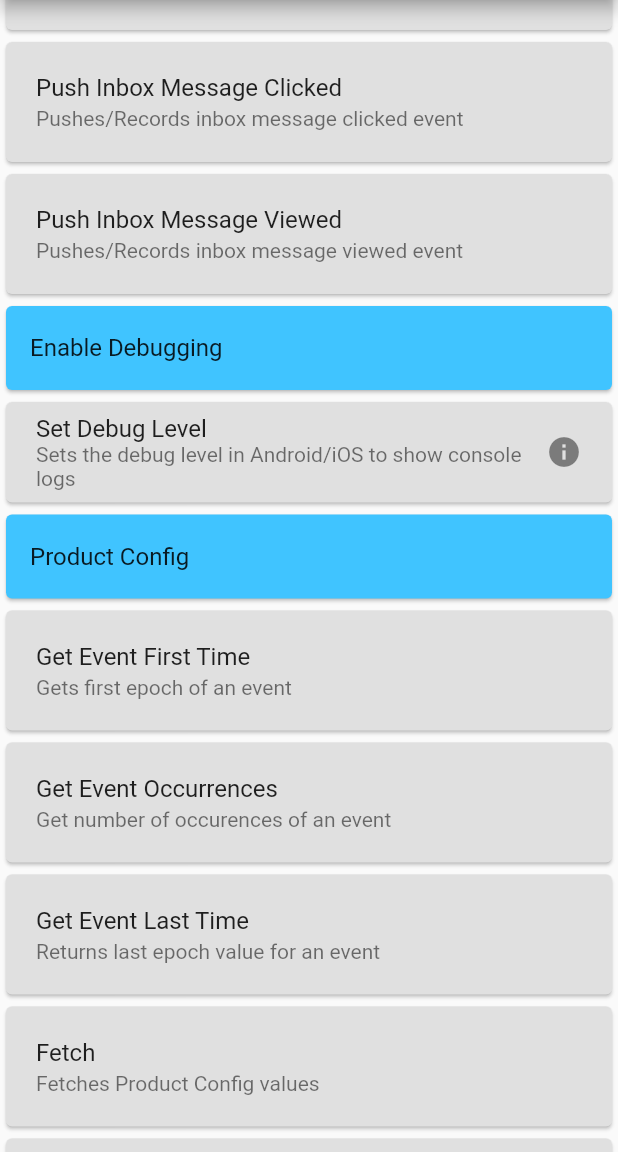
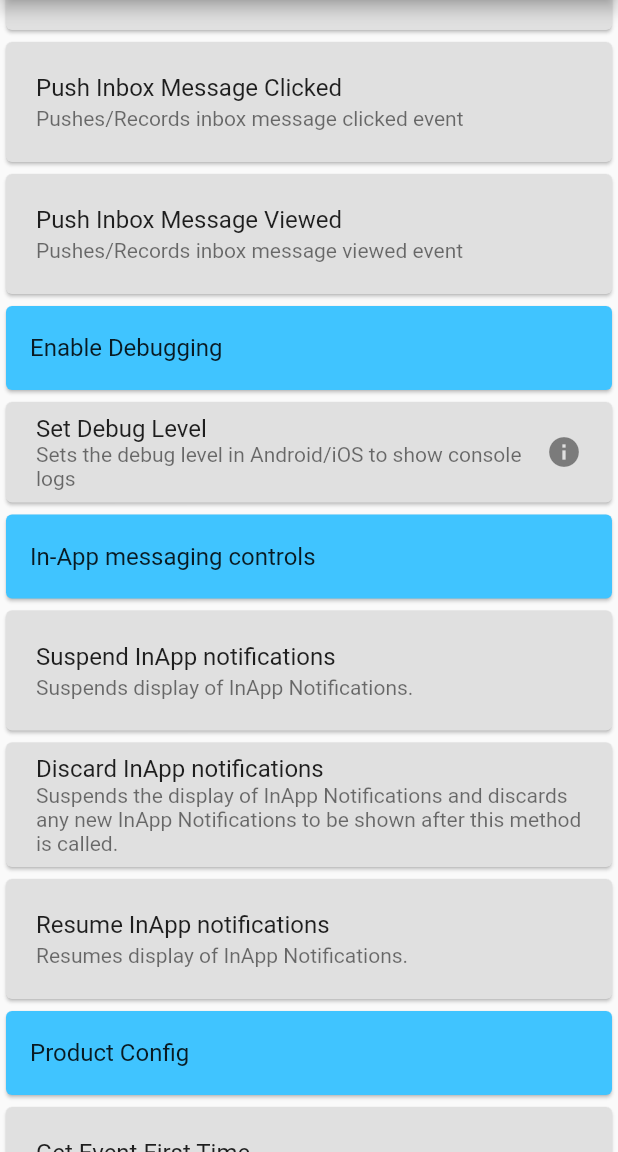
Before and after one commit to CleverTap/clevertap-flutter, a Flutter app: the screen it shows after launch, scrolled down 2304 dp, on a phone screen of 412 x 824 dp, the part 84-1236 px from its top. Run offline on Flutter 3.47's test engine with Material 2 defaults, Android fonts, the phone set to English and light mode, and no system bars; drawn by our look-alikes of flutter_styled_toast.

Commit message:
task(sdk-1032) add in-app controls (suspend/discard/resume) usage in sample app

```diff
--- a/example/lib/main.dart
+++ b/example/lib/main.dart
@@ -546,6 +546,52 @@ class _MyAppState extends State<MyApp> {
                         CleverTapPlugin.setDebugLevel(3);
                       },
                       trailing: Icon(Icons.info),
+                    ),
+                  ),
+                ),
+                Card(
+                  color: Colors.lightBlueAccent,
+                  child: Padding(
+                    padding: const EdgeInsets.all(0.0),
+                    child: ListTile(
+                      title: Text("In-App messaging controls"),
+                    ),
+                  ),
+                ),
+                Card(
+                  color: Colors.grey.shade300,
+                  child: Padding(
+                    padding: const EdgeInsets.all(4.0),
+                    child: ListTile(
+                      title: Text("Suspend InApp notifications"),
+                      subtitle:
+                          Text("Suspends display of InApp Notifications."),
+                      onTap: suspendInAppNotifications,
+                    ),
+                  ),
+                ),
+                Card(
+                  color: Colors.grey.shade300,
+                  child: Padding(
+                    padding: const EdgeInsets.all(4.0),
+                    child: ListTile(
+                      title: Text("Discard InApp notifications"),
+                      subtitle: Text(
+                          "Suspends the display of InApp Notifications "
+                          "and discards any new InApp Notifications to be shown"
+                          " after this method is called."),
+                      onTap: discardInAppNotifications,
+                    ),
+                  ),
+                ),
+                Card(
+                  color: Colors.grey.shade300,
+                  child: Padding(
+                    padding: const EdgeInsets.all(4.0),
+                    child: ListTile(
+                      title: Text("Resume InApp notifications"),
+                      subtitle: Text("Resumes display of InApp Notifications."),
+                      onTap: resumeInAppNotifications,
                     ),
                   ),
                 ),
@@ -1301,6 +1347,21 @@ class _MyAppState extends State<MyApp> {
     });
   }
 
+  void suspendInAppNotifications() {
+    CleverTapPlugin.suspendInAppNotifications();
+    showToast("InApp notification is suspended");
+  }
+
+  void discardInAppNotifications() {
+    CleverTapPlugin.discardInAppNotifications();
+    showToast("InApp notification is discarded");
+  }
+
+  void resumeInAppNotifications() {
+    CleverTapPlugin.resumeInAppNotifications();
+    showToast("InApp notification is resumed");
+  }
+
   void enablePersonalization() {
     CleverTapPlugin.enablePersonalization();
     showToast("Personalization enabled");
```
